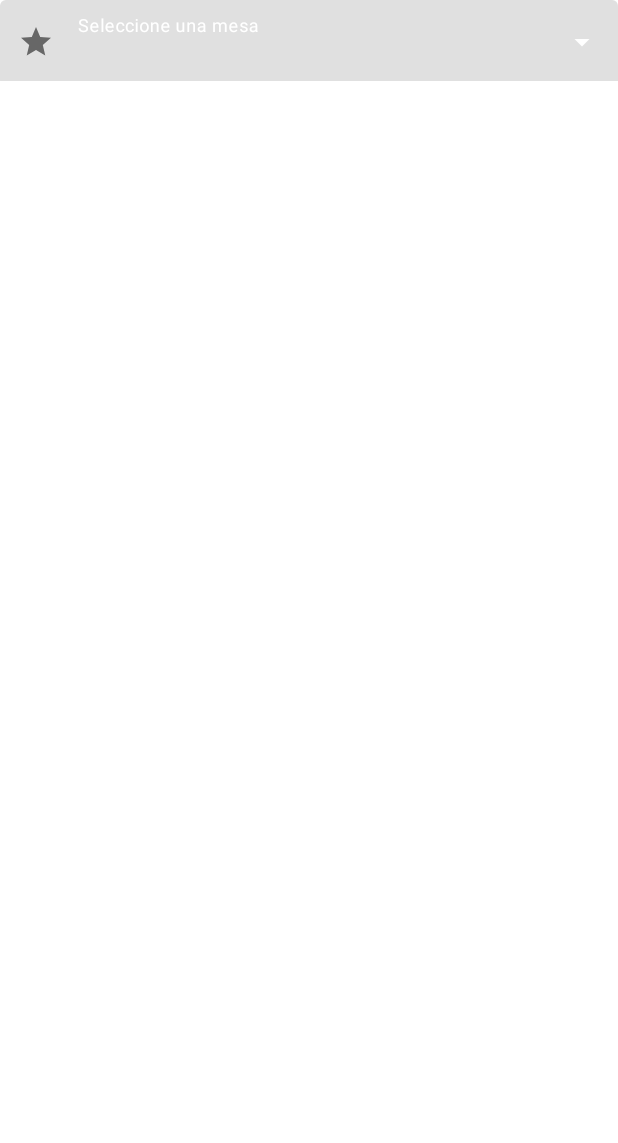
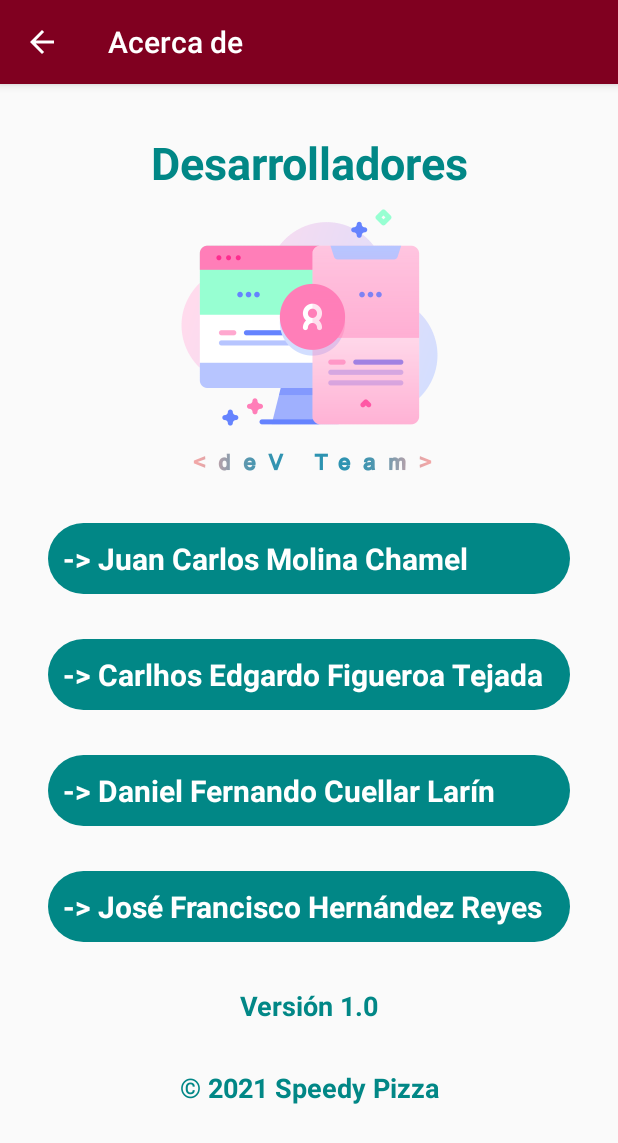
Before and after one commit to juanmolina2402/SpeedyPizzaV1, an Android app: the screen it shows after launch (AddOrderActivity before the commit, AboutOfActivity after it), in the options menu, after a tap on "Acerca de", on a phone screen of 412 x 824 dp. Shown: the top 1143 px of the screen. Run offline under Robolectric (Android 15) with nearby library versions, the phone set to English and light mode, and no system bars.

Commit message:
Acerca de

```diff
--- a/app/src/main/AndroidManifest.xml
+++ b/app/src/main/AndroidManifest.xml
@@ -10,8 +10,15 @@
         android:supportsRtl="true"
         android:theme="@style/Theme.SpeedyPizza">
         <activity
+            android:name=".AboutOfActivity"
+            android:exported="true"
+            android:label="@string/itm_about"
+            android:screenOrientation="portrait"
+            android:theme="@style/SeeActionBar"/>
+        <activity
             android:name=".AddOrderActivity"
-            android:exported="true" />
+            android:exported="true"
+            android:screenOrientation="portrait" />
         <activity
             android:name=".MainContentActivity"
             android:exported="true" />
--- /dev/null
+++ b/app/src/main/java/com/restaurant_bd/speedypizza/AboutOfActivity.java
@@ -0,0 +1,30 @@
+package com.restaurant_bd.speedypizza;
+
+import androidx.annotation.NonNull;
+import androidx.appcompat.app.AppCompatActivity;
+
+import android.os.Bundle;
+import android.view.MenuItem;
+
+public class AboutOfActivity extends AppCompatActivity {
+
+    @Override
+    protected void onCreate(Bundle savedInstanceState) {
+        super.onCreate(savedInstanceState);
+        setContentView(R.layout.activity_about_of);
+
+        if(getSupportActionBar() != null){
+            getSupportActionBar().setDisplayHomeAsUpEnabled(true);
+        }
+    }
+
+    @Override
+    public boolean onOptionsItemSelected(@NonNull MenuItem item) {
+        switch (item.getItemId()){
+            case android.R.id.home:
+                finish();
+                break;
+        }
+        return true;
+    }
+}
--- a/app/src/main/java/com/restaurant_bd/speedypizza/MainActivity.java
+++ b/app/src/main/java/com/restaurant_bd/speedypizza/MainActivity.java
@@ -38,7 +38,7 @@ public class MainActivity extends AppCompatActivity {
         int id = item.getItemId();
 
         if (id == R.id.itm_about) {
-            startActivity(new Intent(MainActivity.this, AddOrderActivity.class));
+            startActivity(new Intent(MainActivity.this, AboutOfActivity.class));
         }else{
             startActivity(new Intent(MainActivity.this, LoginActivity.class));
             finish();
--- /dev/null
+++ b/app/src/main/res/drawable/btn_border.xml
@@ -0,0 +1,4 @@
+<?xml version="1.0" encoding="utf-8"?>
+<shape android:shape="rectangle" xmlns:android="http://schemas.android.com/apk/res/android">
+    <corners android:radius="50dp"></corners>
+</shape>
--- /dev/null
+++ b/app/src/main/res/layout/activity_about_of.xml
@@ -0,0 +1,113 @@
+<?xml version="1.0" encoding="utf-8"?>
+<RelativeLayout
+    xmlns:android="http://schemas.android.com/apk/res/android"
+    xmlns:app="http://schemas.android.com/apk/res-auto"
+    xmlns:tools="http://schemas.android.com/tools"
+    android:layout_width="match_parent"
+    android:layout_height="match_parent"
+    tools:context=".LoginActivity">
+
+    <androidx.appcompat.widget.AppCompatImageView
+        android:layout_width="match_parent"
+        android:layout_height="match_parent"
+        android:scaleType="centerCrop" />
+
+    <ScrollView
+        android:layout_width="match_parent"
+        android:layout_height="match_parent">
+
+        <LinearLayout
+            android:layout_width="match_parent"
+            android:layout_height="match_parent"
+            android:gravity="center"
+            android:orientation="vertical"
+            android:padding="32dp">
+
+            <TextView
+                android:layout_width="match_parent"
+                android:layout_height="wrap_content"
+                android:text="@string/tv_desarrolladores"
+                android:textAlignment="center"
+                android:textColor="@color/teal_700"
+                android:textStyle="bold"
+                android:textSize="30sp" />
+
+            <androidx.appcompat.widget.AppCompatImageView
+                android:layout_width="200dp"
+                android:layout_height="200dp"
+                android:layout_marginBottom="20dp"
+                app:srcCompat="@drawable/dv"
+                tools:ignore="ImageContrastCheck" />
+
+            <TextView
+                android:layout_width="match_parent"
+                android:layout_height="wrap_content"
+                android:background="@drawable/btn_border"
+                android:backgroundTint="@color/teal_700"
+                android:padding="10dp"
+                android:text="@string/tv_dv1"
+                android:textColor="@color/white"
+                android:textStyle="bold"
+                android:textSize="20sp" />
+
+            <TextView
+                android:layout_width="match_parent"
+                android:layout_height="wrap_content"
+                android:layout_marginTop="30dp"
+                android:background="@drawable/btn_border"
+                android:backgroundTint="@color/teal_700"
+                android:padding="10dp"
+                android:text="@string/tv_dv2"
+                android:textColor="@color/white"
+                android:textStyle="bold"
+                android:textSize="20sp" />
+
+            <TextView
+                android:layout_width="match_parent"
+                android:layout_height="wrap_content"
+                android:layout_marginTop="30dp"
+                android:background="@drawable/btn_border"
+                android:backgroundTint="@color/teal_700"
+                android:padding="10dp"
+                android:text="@string/tv_dv3"
+                android:textColor="@color/white"
+                android:textStyle="bold"
+                android:textSize="20sp" />
+
+            <TextView
+                android:layout_width="match_parent"
+                android:layout_height="wrap_content"
+                android:layout_marginTop="30dp"
+                android:background="@drawable/btn_border"
+                android:backgroundTint="@color/teal_700"
+                android:padding="10dp"
+                android:text="@string/tv_dv4"
+                android:textStyle="bold"
+                android:textColor="@color/white"
+                android:textSize="20sp" />
+
+            <TextView
+                android:layout_width="match_parent"
+                android:layout_height="wrap_content"
+                android:layout_marginTop="30dp"
+                android:text="@string/tv_version"
+                android:textStyle="bold"
+                android:textColor="@color/teal_700"
+                android:textAlignment="center"
+                android:textSize="18sp"/>
+
+            <TextView
+                android:layout_width="match_parent"
+                android:layout_height="wrap_content"
+                android:layout_marginTop="30dp"
+                android:text="@string/tv_derechos"
+                android:textStyle="bold"
+                android:textColor="@color/teal_700"
+                android:textAlignment="center"
+                android:textSize="18sp"/>
+
+        </LinearLayout>
+
+    </ScrollView>
+
+</RelativeLayout>
--- a/app/src/main/res/values/strings.xml
+++ b/app/src/main/res/values/strings.xml
@@ -1,16 +1,26 @@
 <resources>
     <string name="app_name">Speedy Pizza</string>
-    <string name="tv_version">Versión 1.0</string>
-    <string name="tv_derechos">© 2021 Todos los derechos reservados</string>
 
+    //Login
     <string name="btn_login">Iniciar Sesión</string>
     <string name="edt_mail">Nombre de usuario</string>
     <string name="edt_password">Contraseña</string>
 
+    //Inicio
     <string name="itm_about">Acerca de</string>
     <string name="itm_exit">Cerrar sesión</string>
     <string name="fab">Agregar orden</string>
 
+    //Agregar orden
     <string name="tbaddorder">Agregar orden</string>
     <string name="til_selmesa">Seleccione una mesa</string>
+
+    //Acerca de
+    <string name="tv_desarrolladores">Desarrolladores</string>
+    <string name="tv_dv1">-> Juan Carlos Molina Chamel</string>
+    <string name="tv_dv2">-> Carlhos Edgardo Figueroa Tejada</string>
+    <string name="tv_dv3">-> Daniel Fernando Cuellar Larín</string>
+    <string name="tv_dv4">-> José Francisco Hernández Reyes</string>
+    <string name="tv_version">Versión 1.0</string>
+    <string name="tv_derechos">© 2021 Speedy Pizza</string>
 </resources>
--- a/app/src/main/res/values/themes.xml
+++ b/app/src/main/res/values/themes.xml
@@ -18,6 +18,11 @@
         <item name="android:windowBackground">@drawable/splash_developer</item>
     </style>
 
+    <style name="SeeActionBar" parent="Theme.AppCompat.DayNight.DarkActionBar">
+        <item name="colorPrimary">@color/red</item>
+        <item name="android:statusBarColor" tools:targetApi="l"> @color/black</item>
+    </style>
+
     <style name="Theme.App" parent="Theme.MaterialComponents.NoActionBar">
         <item name="android:windowTranslucentStatus">true</item>
     </style>
```
Also changed, not shown: app/src/main/res/drawable/back3.jpg (added).
